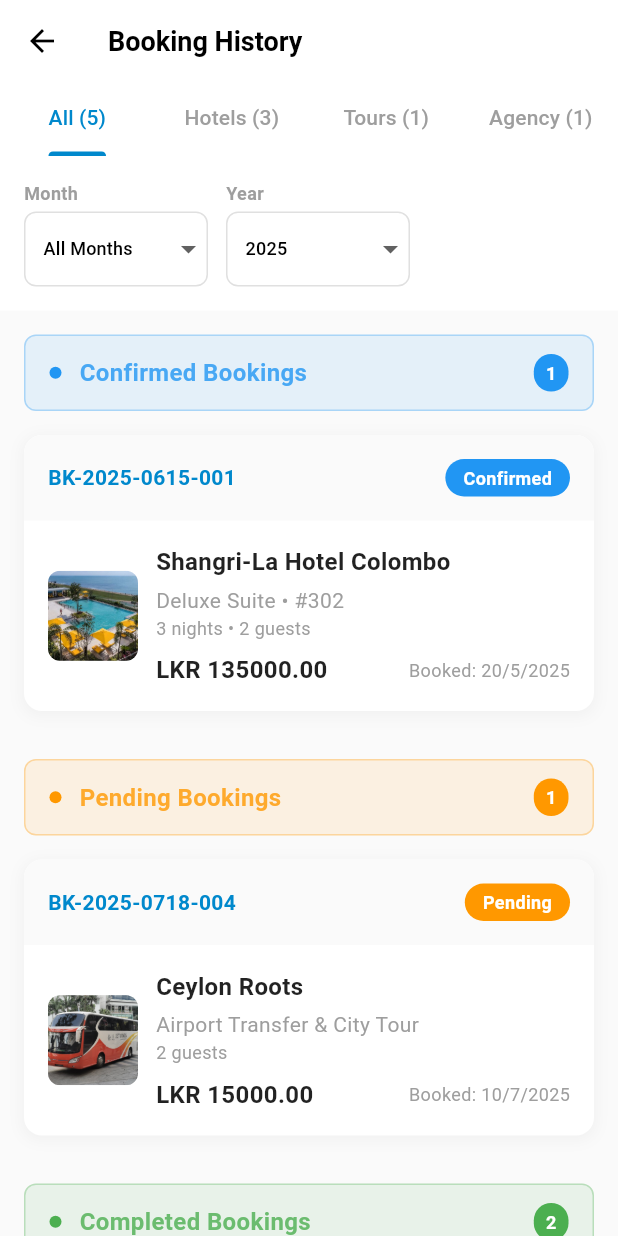
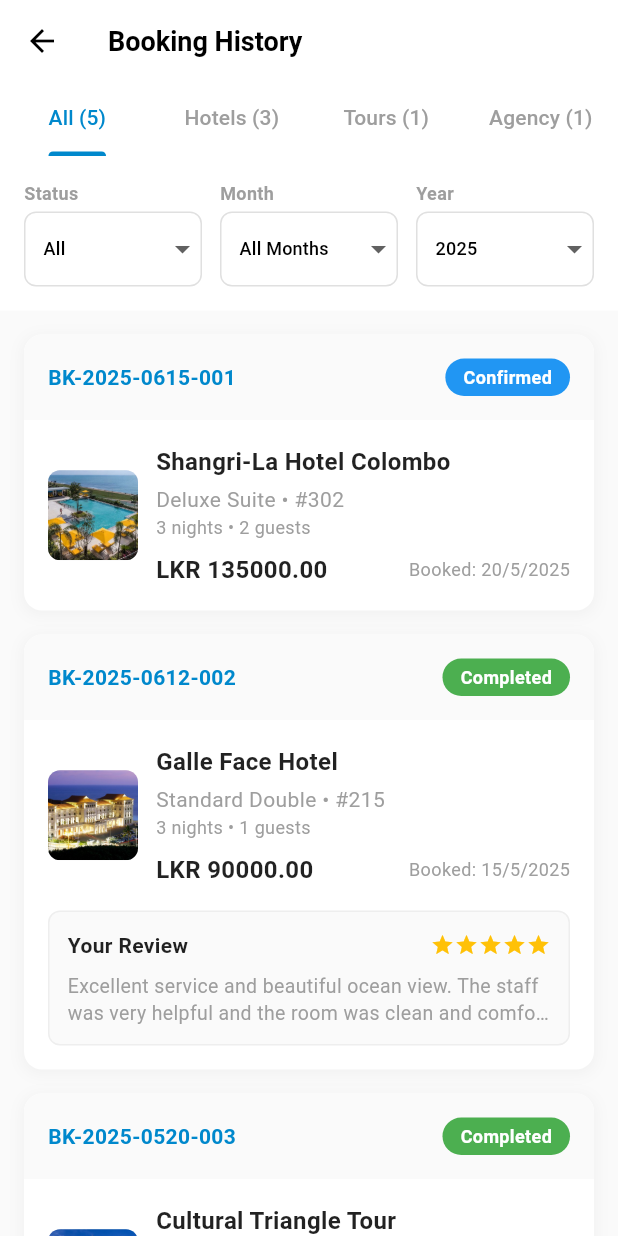
Before and after one commit to Journey-Q/JourneyQ_mobile, a Flutter app: the BookingHistoryPage screen opened by its route, on a phone screen of 412 x 824 dp. Run offline on Flutter 3.47's test engine with Material 3 defaults, Android fonts, the phone set to English and light mode, and no system bars; our stand-ins replace dio, equatable, firebase_auth, firebase_core, firebase_messaging, flutter_local_notifications and 9 more; accounts and stored records are empty.

Commit message:
changed the booking history ui

```diff
--- a/lib/features/market_place/pages/BookingHistoryPage.dart
+++ b/lib/features/market_place/pages/BookingHistoryPage.dart
@@ -11,8 +11,17 @@ class BookingHistoryPage extends StatefulWidget {
 class _BookingHistoryPageState extends State<BookingHistoryPage>
     with SingleTickerProviderStateMixin {
   late TabController _tabController;
+  String selectedStatus = 'All';
   String selectedMonth = 'All Months';
   String selectedYear = '2025';
+
+  final List<String> statusOptions = [
+    'All',
+    'Confirmed',
+    'Completed',
+    'Cancelled',
+    'Pending'
+  ];
 
   final List<String> monthOptions = [
     'All Months',
@@ -151,12 +160,15 @@ class _BookingHistoryPageState extends State<BookingHistoryPage>
 
   List<Map<String, dynamic>> getFilteredBookings() {
     return bookingHistory.where((booking) {
+      bool statusMatch = selectedStatus == 'All' ||
+          booking['status'] == selectedStatus;
+
       bool monthMatch = selectedMonth == 'All Months' ||
           _getMonthName(booking['bookedDate'].month) == selectedMonth;
 
       bool yearMatch = booking['bookedDate'].year.toString() == selectedYear;
 
-      return monthMatch && yearMatch;
+      return statusMatch && monthMatch && yearMatch;
     }).toList();
   }
 
@@ -164,26 +176,6 @@ class _BookingHistoryPageState extends State<BookingHistoryPage>
     List<Map<String, dynamic>> filtered = getFilteredBookings();
     if (type == 'All') return filtered;
     return filtered.where((booking) => booking['type'] == type).toList();
-  }
-
-  // Group bookings by status within a service type
-  Map<String, List<Map<String, dynamic>>> getBookingsGroupedByStatus(String type) {
-    List<Map<String, dynamic>> bookings = getBookingsByType(type);
-    Map<String, List<Map<String, dynamic>>> grouped = {
-      'Confirmed': [],
-      'Completed': [],
-      'Pending': [],
-      'Cancelled': [],
-    };
-
-    for (var booking in bookings) {
-      String status = booking['status'];
-      if (grouped.containsKey(status)) {
-        grouped[status]!.add(booking);
-      }
-    }
-
-    return grouped;
   }
 
   String _getMonthName(int month) {
@@ -232,6 +224,15 @@ class _BookingHistoryPageState extends State<BookingHistoryPage>
             children: [
               Expanded(
                 child: _buildDropdown(
+                  'Status',
+                  selectedStatus,
+                  statusOptions,
+                      (value) => setState(() => selectedStatus = value!),
+                ),
+              ),
+              const SizedBox(width: 12),
+              Expanded(
+                child: _buildDropdown(
                   'Month',
                   selectedMonth,
                   monthOptions,
@@ -247,7 +248,6 @@ class _BookingHistoryPageState extends State<BookingHistoryPage>
                       (value) => setState(() => selectedYear = value!),
                 ),
               ),
-              const Expanded(child: SizedBox()),
             ],
           ),
         ],
@@ -595,128 +595,6 @@ class _BookingHistoryPageState extends State<BookingHistoryPage>
           size: size,
         );
       }),
-    );
-  }
-
-  // Build grouped bookings list with status sections
-  Widget _buildGroupedBookingsList(String type) {
-    Map<String, List<Map<String, dynamic>>> groupedBookings = getBookingsGroupedByStatus(type);
-
-    // Check if there are any bookings at all
-    bool hasAnyBookings = groupedBookings.values.any((list) => list.isNotEmpty);
-
-    if (!hasAnyBookings) {
-      return Center(
-        child: Column(
-          mainAxisAlignment: MainAxisAlignment.center,
-          children: [
-            Icon(
-              Icons.history,
-              size: 80,
-              color: Colors.grey.shade300,
-            ),
-            const SizedBox(height: 16),
-            Text(
-              'No bookings found',
-              style: TextStyle(
-                fontSize: 18,
-                color: Colors.grey.shade500,
-                fontWeight: FontWeight.w500,
-              ),
-            ),
-            const SizedBox(height: 8),
-            Text(
-              'Your booking history will appear here',
-              style: TextStyle(
-                fontSize: 14,
-                color: Colors.grey.shade400,
-              ),
-            ),
-          ],
-        ),
-      );
-    }
-
-    return ListView(
-      padding: const EdgeInsets.symmetric(vertical: 8),
-      children: [
-        // Confirmed Bookings Section
-        if (groupedBookings['Confirmed']!.isNotEmpty) ...[
-          _buildStatusSectionHeader('Confirmed', groupedBookings['Confirmed']!.length, Colors.blue),
-          ...groupedBookings['Confirmed']!.map((booking) => _buildBookingCard(booking)),
-          const SizedBox(height: 16),
-        ],
-
-        // Pending Bookings Section
-        if (groupedBookings['Pending']!.isNotEmpty) ...[
-          _buildStatusSectionHeader('Pending', groupedBookings['Pending']!.length, Colors.orange),
-          ...groupedBookings['Pending']!.map((booking) => _buildBookingCard(booking)),
-          const SizedBox(height: 16),
-        ],
-
-        // Completed Bookings Section
-        if (groupedBookings['Completed']!.isNotEmpty) ...[
-          _buildStatusSectionHeader('Completed', groupedBookings['Completed']!.length, Colors.green),
-          ...groupedBookings['Completed']!.map((booking) => _buildBookingCard(booking)),
-          const SizedBox(height: 16),
-        ],
-
-        // Cancelled Bookings Section
-        if (groupedBookings['Cancelled']!.isNotEmpty) ...[
-          _buildStatusSectionHeader('Cancelled', groupedBookings['Cancelled']!.length, Colors.red),
-          ...groupedBookings['Cancelled']!.map((booking) => _buildBookingCard(booking)),
-          const SizedBox(height: 16),
-        ],
-      ],
-    );
-  }
-
-  Widget _buildStatusSectionHeader(String status, int count, Color color) {
-    return Container(
-      margin: const EdgeInsets.symmetric(horizontal: 16, vertical: 8),
-      padding: const EdgeInsets.symmetric(horizontal: 16, vertical: 12),
-      decoration: BoxDecoration(
-        color: color.withOpacity(0.1),
-        borderRadius: BorderRadius.circular(8),
-        border: Border.all(color: color.withOpacity(0.3)),
-      ),
-      child: Row(
-        children: [
-          Container(
-            width: 8,
-            height: 8,
-            decoration: BoxDecoration(
-              color: color,
-              shape: BoxShape.circle,
-            ),
-          ),
-          const SizedBox(width: 12),
-          Text(
-            '$status Bookings',
-            style: TextStyle(
-              fontSize: 16,
-              fontWeight: FontWeight.bold,
-              color: color.withOpacity(0.8),
-            ),
-          ),
-          const Spacer(),
-          Container(
-            padding: const EdgeInsets.symmetric(horizontal: 8, vertical: 4),
-            decoration: BoxDecoration(
-              color: color,
-              borderRadius: BorderRadius.circular(12),
-            ),
-            child: Text(
-              count.toString(),
-              style: const TextStyle(
-                color: Colors.white,
-                fontSize: 12,
-                fontWeight: FontWeight.bold,
-              ),
-            ),
-          ),
-        ],
-      ),
     );
   }
 
@@ -1230,10 +1108,10 @@ class _BookingHistoryPageState extends State<BookingHistoryPage>
             child: TabBarView(
               controller: _tabController,
               children: [
-                _buildGroupedBookingsList('All'),
-                _buildGroupedBookingsList('Hotel'),
-                _buildGroupedBookingsList('Tour Package'),
-                _buildGroupedBookingsList('Travel Agency'),
+                _buildBookingList(getBookingsByType('All')),
+                _buildBookingList(getBookingsByType('Hotel')),
+                _buildBookingList(getBookingsByType('Tour Package')),
+                _buildBookingList(getBookingsByType('Travel Agency')),
               ],
             ),
           ),
@@ -1241,4 +1119,46 @@ class _BookingHistoryPageState extends State<BookingHistoryPage>
       ),
     );
   }
+
+  Widget _buildBookingList(List<Map<String, dynamic>> bookings) {
+    if (bookings.isEmpty) {
+      return Center(
+        child: Column(
+          mainAxisAlignment: MainAxisAlignment.center,
+          children: [
+            Icon(
+              Icons.history,
+              size: 80,
+              color: Colors.grey.shade300,
+            ),
+            const SizedBox(height: 16),
+            Text(
+              'No bookings found',
+              style: TextStyle(
+                fontSize: 18,
+                color: Colors.grey.shade500,
+                fontWeight: FontWeight.w500,
+              ),
+            ),
+            const SizedBox(height: 8),
+            Text(
+              'Your booking history will appear here',
+              style: TextStyle(
+                fontSize: 14,
+                color: Colors.grey.shade400,
+              ),
+            ),
+          ],
+        ),
+      );
+    }
+
+    return ListView.builder(
+      padding: const EdgeInsets.symmetric(vertical: 8),
+      itemCount: bookings.length,
+      itemBuilder: (context, index) {
+        return _buildBookingCard(bookings[index]);
+      },
+    );
+  }
 }
```
